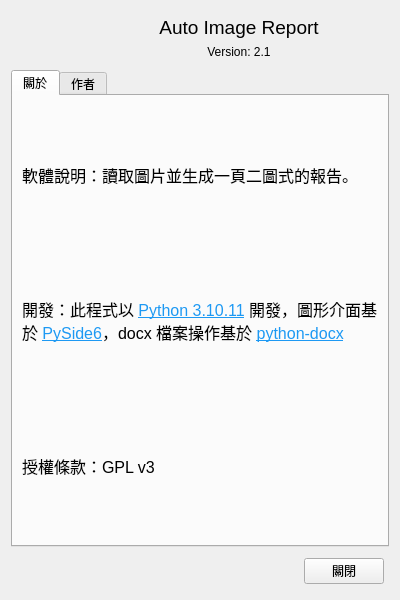
Qt form QT_file/AboutWindow.ui (scbmark/auto_image_report) before a commit.
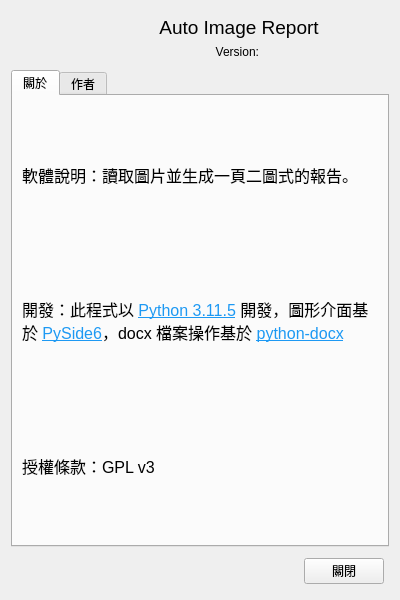
The same form after that commit. Icons and pictures are not drawn.

```diff
--- a/QT_file/AboutWindow.ui
+++ b/QT_file/AboutWindow.ui
@@ -67,7 +67,7 @@
          <item>
           <widget class="QLabel" name="version_lb">
            <property name="text">
-            <string>Version: 2.1</string>
+            <string>Version: </string>
            </property>
            <property name="alignment">
             <set>Qt::AlignCenter</set>
@@ -116,7 +116,7 @@
               </font>
              </property>
              <property name="text">
-              <string>&lt;html&gt;&lt;head/&gt;&lt;body&gt;&lt;p&gt;開發：此程式以 &lt;a href=&quot;https://www.python.org/&quot;&gt;&lt;span style=&quot; text-decoration: underline; color:#1d99f3;&quot;&gt;Python 3.10.11&lt;/span&gt;&lt;/a&gt; 開發，圖形介面基於 &lt;a href=&quot;https://doc.qt.io/qtforpython-6/index.html&quot;&gt;&lt;span style=&quot; text-decoration: underline; color:#1d99f3;&quot;&gt;PySide6&lt;/span&gt;&lt;/a&gt;&lt;a href=&quot;https://www.riverbankcomputing.com/software/pyqt/&quot;&gt;&lt;span style=&quot; text-decoration: underline; color:#1d99f3;&quot;/&gt;&lt;/a&gt;，docx 檔案操作基於 &lt;a href=&quot;https://github.com/python-openxml/python-docx&quot;&gt;&lt;span style=&quot; text-decoration: underline; color:#1d99f3;&quot;&gt;python-docx&lt;/span&gt;&lt;/a&gt;&lt;/p&gt;&lt;/body&gt;&lt;/html&gt;</string>
+              <string>&lt;html&gt;&lt;head/&gt;&lt;body&gt;&lt;p&gt;開發：此程式以 &lt;a href=&quot;https://www.python.org/&quot;&gt;&lt;span style=&quot; text-decoration: underline; color:#1d99f3;&quot;&gt;Python 3.11.5&lt;/span&gt;&lt;/a&gt; 開發，圖形介面基於 &lt;a href=&quot;https://doc.qt.io/qtforpython-6/index.html&quot;&gt;&lt;span style=&quot; text-decoration: underline; color:#1d99f3;&quot;&gt;PySide6&lt;/span&gt;&lt;/a&gt;，docx 檔案操作基於 &lt;a href=&quot;https://github.com/python-openxml/python-docx&quot;&gt;&lt;span style=&quot; text-decoration: underline; color:#1d99f3;&quot;&gt;python-docx&lt;/span&gt;&lt;/a&gt;&lt;/p&gt;&lt;/body&gt;&lt;/html&gt;</string>
              </property>
              <property name="textFormat">
               <enum>Qt::MarkdownText</enum>
```
Left out of the diff: 2 changed lines with no effect on the pictures.
